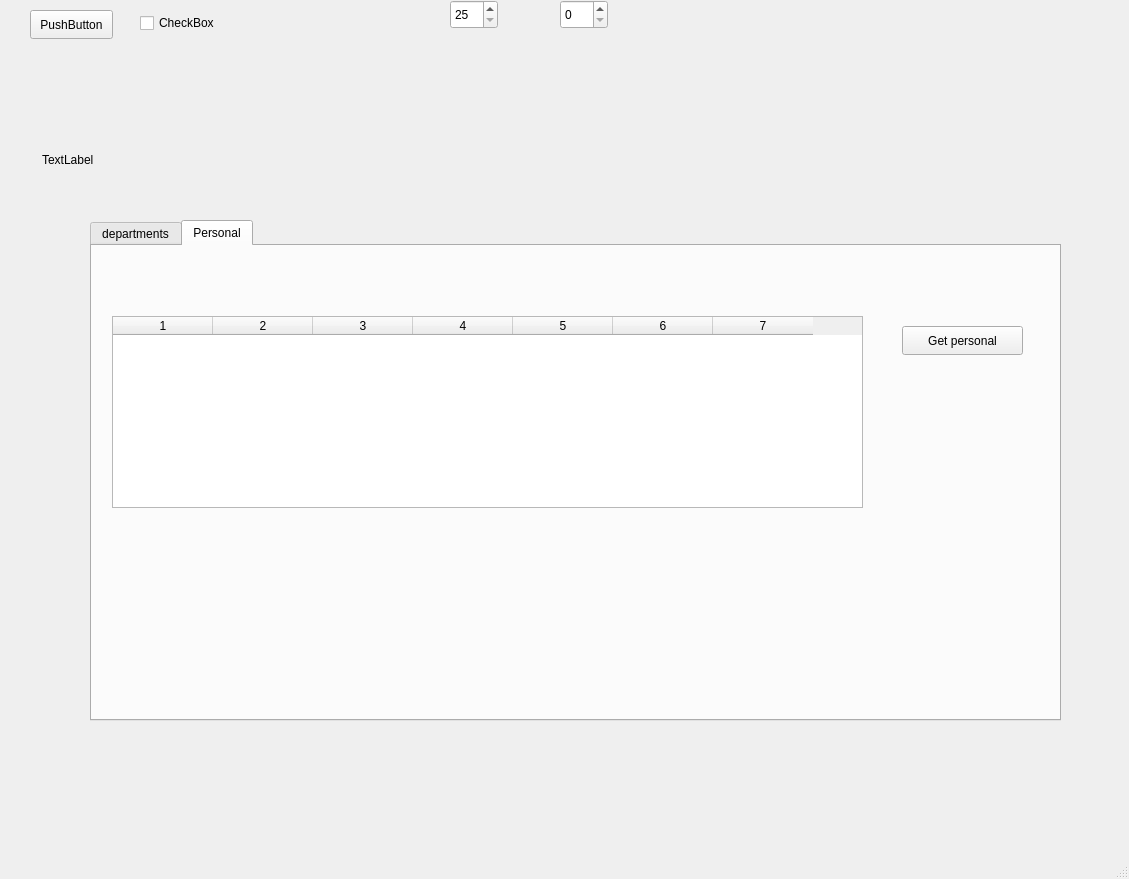
Before: the Qt Designer form qt_diplom/mainwindow.ui in vertil/qt_diplom, drawn with Qt 5.
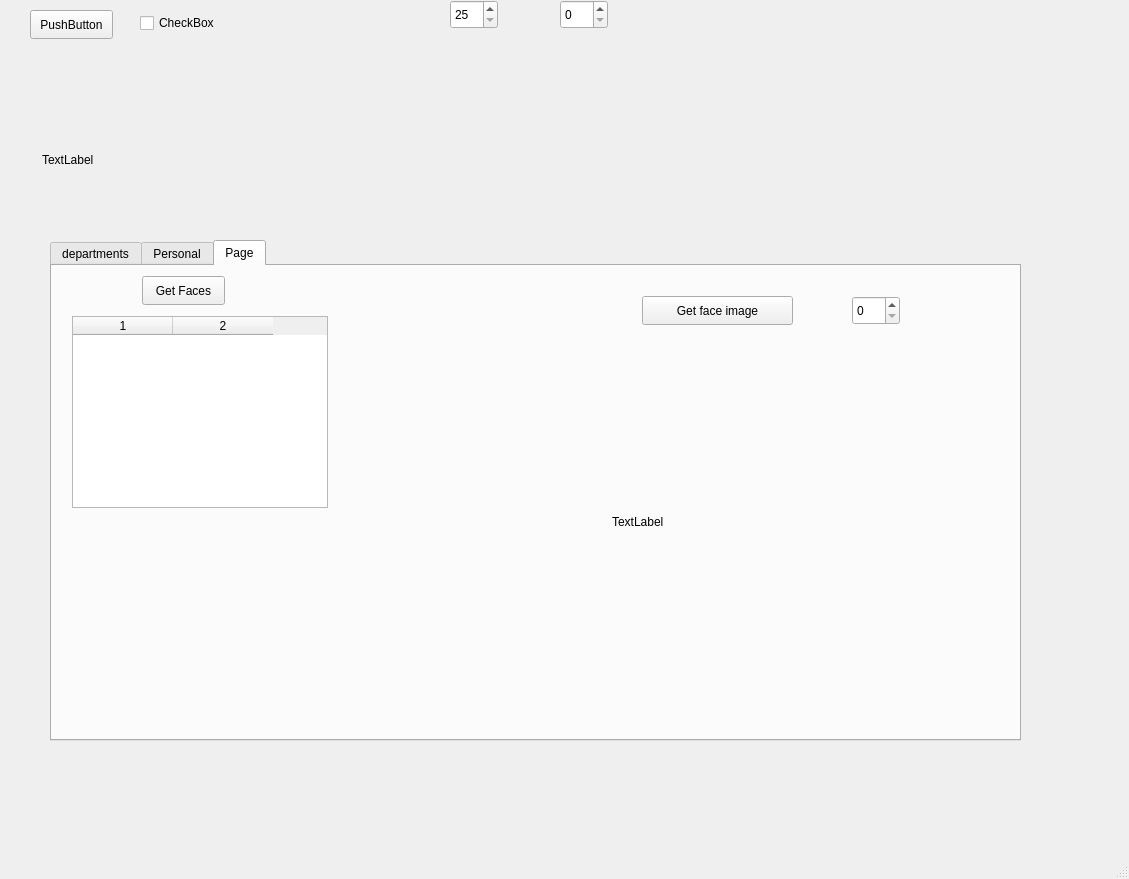
After: the same form once the commit is applied.

The edit to the form file:
```diff
--- a/qt_diplom/mainwindow.ui
+++ b/qt_diplom/mainwindow.ui
@@ -49,14 +49,14 @@
    <widget class="QTabWidget" name="tabWidget">
     <property name="geometry">
      <rect>
-      <x>90</x>
-      <y>220</y>
+      <x>50</x>
+      <y>240</y>
       <width>971</width>
       <height>501</height>
      </rect>
     </property>
     <property name="currentIndex">
-     <number>1</number>
+     <number>2</number>
     </property>
     <widget class="QWidget" name="departments">
      <attribute name="title">
@@ -164,13 +164,91 @@
       </property>
      </widget>
     </widget>
+    <widget class="QWidget" name="tab">
+     <attribute name="title">
+      <string>Page</string>
+     </attribute>
+     <widget class="QTableWidget" name="tableFaces">
+      <property name="geometry">
+       <rect>
+        <x>20</x>
+        <y>50</y>
+        <width>256</width>
+        <height>192</height>
+       </rect>
+      </property>
+      <property name="columnCount">
+       <number>2</number>
+      </property>
+      <attribute name="horizontalHeaderVisible">
+       <bool>true</bool>
+      </attribute>
+      <attribute name="verticalHeaderVisible">
+       <bool>false</bool>
+      </attribute>
+      <column/>
+      <column/>
+     </widget>
+     <widget class="QPushButton" name="get_faces_button">
+      <property name="geometry">
+       <rect>
+        <x>90</x>
+        <y>10</y>
+        <width>83</width>
+        <height>29</height>
+       </rect>
+      </property>
+      <property name="text">
+       <string>Get Faces</string>
+      </property>
+     </widget>
+     <widget class="QPushButton" name="get_face_image_but">
+      <property name="geometry">
+       <rect>
+        <x>590</x>
+        <y>30</y>
+        <width>151</width>
+        <height>29</height>
+       </rect>
+      </property>
+      <property name="text">
+       <string>Get face image</string>
+      </property>
+     </widget>
+     <widget class="QSpinBox" name="spin_face_id">
+      <property name="geometry">
+       <rect>
+        <x>800</x>
+        <y>30</y>
+        <width>48</width>
+        <height>29</height>
+       </rect>
+      </property>
+     </widget>
+     <widget class="QLabel" name="face_image">
+      <property name="geometry">
+       <rect>
+        <x>560</x>
+        <y>90</y>
+        <width>391</width>
+        <height>331</height>
+       </rect>
+      </property>
+      <property name="text">
+       <string>TextLabel</string>
+      </property>
+      <property name="scaledContents">
+       <bool>true</bool>
+      </property>
+     </widget>
+    </widget>
    </widget>
    <widget class="QLabel" name="label">
     <property name="geometry">
      <rect>
       <x>42</x>
       <y>59</y>
-      <width>81</width>
+      <width>341</width>
       <height>201</height>
      </rect>
     </property>
```
